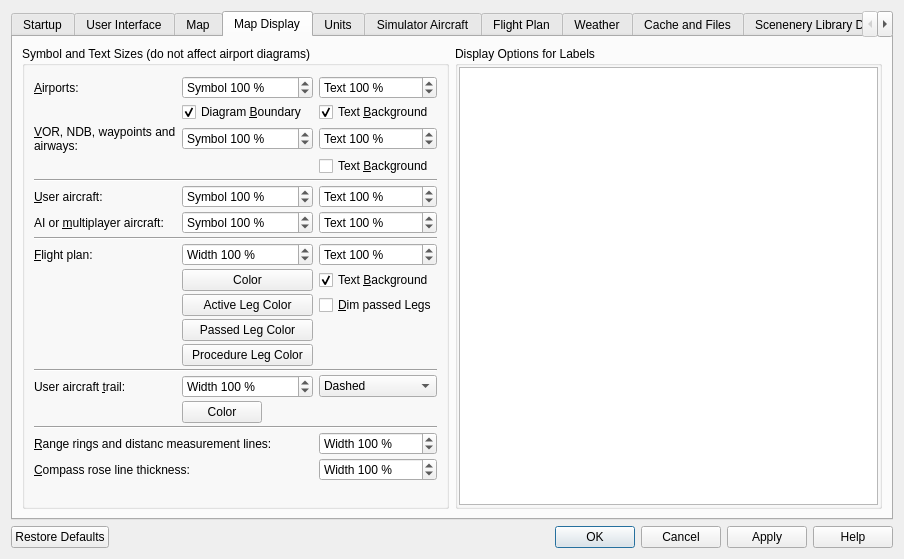
Above: src/options/options.ui from albar965/littlenavmap before the change. Below: the same form after it.
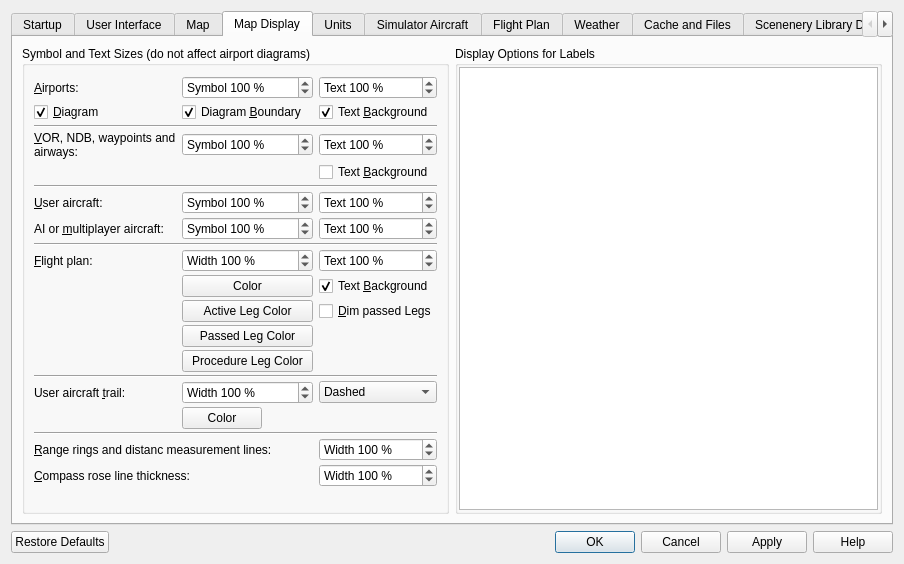
That is the form after the change. The open tabs and pages were chosen to show the change.

Commit message: Added option to disable all airport diagram features except runways for all who like to use the OpenStreetMap background.

The edit to the form file:
```diff
--- a/src/options/options.ui
+++ b/src/options/options.ui
@@ -7,7 +7,7 @@
     <x>0</x>
     <y>0</y>
     <width>904</width>
-    <height>559</height>
+    <height>564</height>
    </rect>
   </property>
   <property name="windowTitle">
@@ -1118,178 +1118,7 @@
           <property name="verticalSpacing">
            <number>2</number>
           </property>
-          <item row="3" column="2">
-           <widget class="QCheckBox" name="checkBoxOptionsMapNavaidText">
-            <property name="toolTip">
-             <string>Draw white background for navaid labels</string>
-            </property>
-            <property name="text">
-             <string>Text &amp;Background</string>
-            </property>
-           </widget>
-          </item>
-          <item row="2" column="2">
-           <widget class="QSpinBox" name="spinBoxOptionsDisplayTextSizeNavaid">
-            <property name="toolTip">
-             <string/>
-            </property>
-            <property name="suffix">
-             <string> %</string>
-            </property>
-            <property name="prefix">
-             <string>Text </string>
-            </property>
-            <property name="minimum">
-             <number>50</number>
-            </property>
-            <property name="maximum">
-             <number>150</number>
-            </property>
-            <property name="singleStep">
-             <number>10</number>
-            </property>
-            <property name="value">
-             <number>100</number>
-            </property>
-           </widget>
-          </item>
-          <item row="6" column="1">
-           <widget class="QSpinBox" name="spinBoxOptionsDisplaySymbolSizeAircraftAi">
-            <property name="toolTip">
-             <string/>
-            </property>
-            <property name="suffix">
-             <string> %</string>
-            </property>
-            <property name="prefix">
-             <string>Symbol </string>
-            </property>
-            <property name="minimum">
-             <number>50</number>
-            </property>
-            <property name="maximum">
-             <number>200</number>
-            </property>
-            <property name="singleStep">
-             <number>10</number>
-            </property>
-            <property name="value">
-             <number>100</number>
-            </property>
-           </widget>
-          </item>
-          <item row="0" column="1">
-           <widget class="QSpinBox" name="spinBoxOptionsDisplaySymbolSizeAirport">
-            <property name="toolTip">
-             <string/>
-            </property>
-            <property name="suffix">
-             <string> %</string>
-            </property>
-            <property name="prefix">
-             <string>Symbol </string>
-            </property>
-            <property name="minimum">
-             <number>50</number>
-            </property>
-            <property name="maximum">
-             <number>200</number>
-            </property>
-            <property name="singleStep">
-             <number>10</number>
-            </property>
-            <property name="value">
-             <number>100</number>
-            </property>
-           </widget>
-          </item>
-          <item row="10" column="1">
-           <widget class="QPushButton" name="pushButtonOptionsDisplayFlightplanActiveColor">
-            <property name="sizePolicy">
-             <sizepolicy hsizetype="Expanding" vsizetype="Fixed">
-              <horstretch>0</horstretch>
-              <verstretch>0</verstretch>
-             </sizepolicy>
-            </property>
-            <property name="toolTip">
-             <string>Color for the active flight plan leg</string>
-            </property>
-            <property name="text">
-             <string>Active Leg Color</string>
-            </property>
-           </widget>
-          </item>
-          <item row="17" column="0">
-           <widget class="QLabel" name="labelOptionsMapSizeTrail">
-            <property name="text">
-             <string>User aircraft &amp;trail:</string>
-            </property>
-            <property name="buddy">
-             <cstring>spinBoxOptionsDisplayThicknessTrail</cstring>
-            </property>
-           </widget>
-          </item>
-          <item row="17" column="2">
-           <widget class="QComboBox" name="comboBoxOptionsDisplayTrailType">
-            <item>
-             <property name="text">
-              <string>Dashed</string>
-             </property>
-            </item>
-            <item>
-             <property name="text">
-              <string>Dotted</string>
-             </property>
-            </item>
-            <item>
-             <property name="text">
-              <string>Solid</string>
-             </property>
-            </item>
-           </widget>
-          </item>
-          <item row="2" column="1">
-           <widget class="QSpinBox" name="spinBoxOptionsDisplaySymbolSizeNavaid">
-            <property name="toolTip">
-             <string/>
-            </property>
-            <property name="suffix">
-             <string> %</string>
-            </property>
-            <property name="prefix">
-             <string>Symbol </string>
-            </property>
-            <property name="minimum">
-             <number>50</number>
-            </property>
-            <property name="maximum">
-             <number>200</number>
-            </property>
-            <property name="singleStep">
-             <number>10</number>
-            </property>
-            <property name="value">
-             <number>100</number>
-            </property>
-           </widget>
-          </item>
-          <item row="18" column="1">
-           <widget class="QPushButton" name="pushButtonOptionsDisplayTrailColor">
-            <property name="sizePolicy">
-             <sizepolicy hsizetype="Fixed" vsizetype="Fixed">
-              <horstretch>0</horstretch>
-              <verstretch>0</verstretch>
-             </sizepolicy>
-            </property>
-            <property name="toolTip">
-             <string>Set color for aircraft trail.</string>
-            </property>
-            <property name="text">
-             <string>Color</string>
-            </property>
-           </widget>
-          </item>
-          <item row="8" column="2">
+          <item row="9" column="2">
            <widget class="QSpinBox" name="spinBoxOptionsDisplayTextSizeFlightplan">
             <property name="toolTip">
              <string/>
@@ -1327,7 +1156,7 @@
             </property>
            </widget>
           </item>
-          <item row="13" column="1">
+          <item row="14" column="1">
            <widget class="QPushButton" name="pushButtonOptionsDisplayFlightplanProcedureColor">
             <property name="sizePolicy">
              <sizepolicy hsizetype="Expanding" vsizetype="Fixed">
@@ -1343,7 +1172,7 @@
             </property>
            </widget>
           </item>
-          <item row="9" column="2">
+          <item row="10" column="2">
            <widget class="QCheckBox" name="checkBoxOptionsMapFlightplanText">
             <property name="toolTip">
              <string>Draw bright yellow background for flight plan labels</string>
@@ -1356,21 +1185,21 @@
             </property>
            </widget>
           </item>
-          <item row="4" column="0" colspan="3">
+          <item row="5" column="0" colspan="3">
            <widget class="Line" name="line_4">
             <property name="orientation">
              <enum>Qt::Horizontal</enum>
             </property>
            </widget>
           </item>
-          <item row="19" column="0" colspan="3">
+          <item row="20" column="0" colspan="3">
            <widget class="Line" name="line_3">
             <property name="orientation">
              <enum>Qt::Horizontal</enum>
             </property>
            </widget>
           </item>
-          <item row="5" column="1">
+          <item row="6" column="1">
            <widget class="QSpinBox" name="spinBoxOptionsDisplaySymbolSizeAircraftUser">
             <property name="toolTip">
              <string/>
@@ -1395,7 +1224,7 @@
             </property>
            </widget>
           </item>
-          <item row="8" column="1">
+          <item row="9" column="1">
            <widget class="QSpinBox" name="spinBoxOptionsDisplayThicknessFlightplan">
             <property name="toolTip">
              <string/>
@@ -1420,14 +1249,14 @@
             </property>
            </widget>
           </item>
-          <item row="7" column="0" colspan="3">
+          <item row="8" column="0" colspan="3">
            <widget class="Line" name="line">
             <property name="orientation">
              <enum>Qt::Horizontal</enum>
             </property>
            </widget>
           </item>
-          <item row="5" column="2">
+          <item row="6" column="2">
            <widget class="QSpinBox" name="spinBoxOptionsDisplayTextSizeAircraftUser">
             <property name="toolTip">
              <string/>
@@ -1452,7 +1281,7 @@
             </property>
            </widget>
           </item>
-          <item row="9" column="1">
+          <item row="10" column="1">
            <widget class="QPushButton" name="pushButtonOptionsDisplayFlightplanColor">
             <property name="sizePolicy">
              <sizepolicy hsizetype="Expanding" vsizetype="Fixed">
@@ -1468,7 +1297,168 @@
             </property>
            </widget>
           </item>
-          <item row="6" column="2">
+          <item row="3" column="2">
+           <widget class="QSpinBox" name="spinBoxOptionsDisplayTextSizeNavaid">
+            <property name="toolTip">
+             <string/>
+            </property>
+            <property name="suffix">
+             <string> %</string>
+            </property>
+            <property name="prefix">
+             <string>Text </string>
+            </property>
+            <property name="minimum">
+             <number>50</number>
+            </property>
+            <property name="maximum">
+             <number>150</number>
+            </property>
+            <property name="singleStep">
+             <number>10</number>
+            </property>
+            <property name="value">
+             <number>100</number>
+            </property>
+           </widget>
+          </item>
+          <item row="7" column="1">
+           <widget class="QSpinBox" name="spinBoxOptionsDisplaySymbolSizeAircraftAi">
+            <property name="toolTip">
+             <string/>
+            </property>
+            <property name="suffix">
+             <string> %</string>
+            </property>
+            <property name="prefix">
+             <string>Symbol </string>
+            </property>
+            <property name="minimum">
+             <number>50</number>
+            </property>
+            <property name="maximum">
+             <number>200</number>
+            </property>
+            <property name="singleStep">
+             <number>10</number>
+            </property>
+            <property name="value">
+             <number>100</number>
+            </property>
+           </widget>
+          </item>
+          <item row="0" column="1">
+           <widget class="QSpinBox" name="spinBoxOptionsDisplaySymbolSizeAirport">
+            <property name="toolTip">
+             <string/>
+            </property>
+            <property name="suffix">
+             <string> %</string>
+            </property>
+            <property name="prefix">
+             <string>Symbol </string>
+            </property>
+            <property name="minimum">
+             <number>50</number>
+            </property>
+            <property name="maximum">
+             <number>200</number>
+            </property>
+            <property name="singleStep">
+             <number>10</number>
+            </property>
+            <property name="value">
+             <number>100</number>
+            </property>
+           </widget>
+          </item>
+          <item row="11" column="1">
+           <widget class="QPushButton" name="pushButtonOptionsDisplayFlightplanActiveColor">
+            <property name="sizePolicy">
+             <sizepolicy hsizetype="Expanding" vsizetype="Fixed">
+              <horstretch>0</horstretch>
+              <verstretch>0</verstretch>
+             </sizepolicy>
+            </property>
+            <property name="toolTip">
+             <string>Color for the active flight plan leg</string>
+            </property>
+            <property name="text">
+             <string>Active Leg Color</string>
+            </property>
+           </widget>
+          </item>
+          <item row="18" column="0">
+           <widget class="QLabel" name="labelOptionsMapSizeTrail">
+            <property name="text">
+             <string>User aircraft &amp;trail:</string>
+            </property>
+            <property name="buddy">
+             <cstring>spinBoxOptionsDisplayThicknessTrail</cstring>
+            </property>
+           </widget>
+          </item>
+          <item row="18" column="2">
+           <widget class="QComboBox" name="comboBoxOptionsDisplayTrailType">
+            <item>
+             <property name="text">
+              <string>Dashed</string>
+             </property>
+            </item>
+            <item>
+             <property name="text">
+              <string>Dotted</string>
+             </property>
+            </item>
+            <item>
+             <property name="text">
+              <string>Solid</string>
+             </property>
+            </item>
+           </widget>
+          </item>
+          <item row="3" column="1">
+           <widget class="QSpinBox" name="spinBoxOptionsDisplaySymbolSizeNavaid">
+            <property name="toolTip">
+             <string/>
+            </property>
+            <property name="suffix">
+             <string> %</string>
+            </property>
+            <property name="prefix">
+             <string>Symbol </string>
+            </property>
+            <property name="minimum">
+             <number>50</number>
+            </property>
+            <property name="maximum">
+             <number>200</number>
+            </property>
+            <property name="singleStep">
+             <number>10</number>
+            </property>
+            <property name="value">
+             <number>100</number>
+            </property>
+           </widget>
+          </item>
+          <item row="19" column="1">
+           <widget class="QPushButton" name="pushButtonOptionsDisplayTrailColor">
+            <property name="sizePolicy">
+             <sizepolicy hsizetype="Fixed" vsizetype="Fixed">
+              <horstretch>0</horstretch>
+              <verstretch>0</verstretch>
+             </sizepolicy>
+            </property>
+            <property name="toolTip">
+             <string>Set color for aircraft trail.</string>
+            </property>
+            <property name="text">
+             <string>Color</string>
+            </property>
+           </widget>
+          </item>
+          <item row="7" column="2">
            <widget class="QSpinBox" name="spinBoxOptionsDisplayTextSizeAircraftAi">
             <property name="toolTip">
              <string/>
@@ -1493,7 +1483,7 @@
             </property>
            </widget>
           </item>
-          <item row="12" column="1">
+          <item row="13" column="1">
            <widget class="QPushButton" name="pushButtonOptionsDisplayFlightplanPassedColor">
             <property name="sizePolicy">
              <sizepolicy hsizetype="Expanding" vsizetype="Fixed">
@@ -1510,7 +1500,7 @@
             </property>
            </widget>
           </item>
-          <item row="17" column="1">
+          <item row="18" column="1">
            <widget class="QSpinBox" name="spinBoxOptionsDisplayThicknessTrail">
             <property name="toolTip">
              <string/>
@@ -1535,7 +1525,7 @@
             </property>
            </widget>
           </item>
-          <item row="8" column="0">
+          <item row="9" column="0">
            <widget class="QLabel" name="labelOptionsMapSizeFlightplan">
             <property name="text">
              <string>&amp;Flight plan:</string>
@@ -1545,7 +1535,7 @@
             </property>
            </widget>
           </item>
-          <item row="2" column="0">
+          <item row="3" column="0">
            <widget class="QLabel" name="labelOptionsMapSizeNavaid">
             <property name="text">
              <string>&amp;VOR, NDB, waypoints and
@@ -1556,7 +1546,7 @@
             </property>
            </widget>
           </item>
-          <item row="10" column="2">
+          <item row="11" column="2">
            <widget class="QCheckBox" name="checkBoxOptionsMapFlightplanDimPassed">
             <property name="toolTip">
              <string>Draw already flown legs in a different color and hide waypoint texts to unclutter the map.
@@ -1580,7 +1570,7 @@
             </property>
            </widget>
           </item>
-          <item row="6" column="0">
+          <item row="7" column="0">
            <widget class="QLabel" name="labelOptionsMapSizeAircraftAi">
             <property name="text">
              <string>AI or &amp;multiplayer aircraft:</string>
@@ -1603,7 +1593,7 @@
             </property>
            </widget>
           </item>
-          <item row="5" column="0">
+          <item row="6" column="0">
            <widget class="QLabel" name="labelOptionsMapSizeAircraftUser">
             <property name="text">
              <string>&amp;User aircraft:</string>
@@ -1613,6 +1603,16 @@
             </property>
            </widget>
           </item>
+          <item row="4" column="2">
+           <widget class="QCheckBox" name="checkBoxOptionsMapNavaidText">
+            <property name="toolTip">
+             <string>Draw white background for navaid labels</string>
+            </property>
+            <property name="text">
+             <string>Text &amp;Background</string>
+            </property>
+           </widget>
+          </item>
           <item row="0" column="2">
            <widget class="QSpinBox" name="spinBoxOptionsDisplayTextSizeAirport">
             <property name="toolTip">
@@ -1638,14 +1638,14 @@
             </property>
            </widget>
           </item>
-          <item row="14" column="0" colspan="3">
+          <item row="15" column="0" colspan="3">
            <widget class="Line" name="line_2">
             <property name="orientation">
              <enum>Qt::Horizontal</enum>
             </property>
            </widget>
           </item>
-          <item row="20" column="2">
+          <item row="21" column="2">
            <widget class="QSpinBox" name="spinBoxOptionsDisplayThicknessRangeDistance">
             <property name="toolTip">
              <string>Thickness of the range ring and distance measurment lines</string>
@@ -1670,7 +1670,7 @@
             </property>
            </widget>
           </item>
-          <item row="21" column="2">
+          <item row="22" column="2">
            <widget class="QSpinBox" name="spinBoxOptionsDisplayThicknessCompassRose">
             <property name="toolTip">
              <string/>
@@ -1695,7 +1695,7 @@
             </property>
            </widget>
           </item>
-          <item row="20" column="0" colspan="2">
+          <item row="21" column="0" colspan="2">
            <widget class="QLabel" name="labelOptionsMapSizeRangeDistance">
             <property name="text">
              <string>&amp;Range rings and distanc measurement lines:</string>
@@ -1705,7 +1705,7 @@
             </property>
            </widget>
           </item>
-          <item row="21" column="0" colspan="2">
+          <item row="22" column="0" colspan="2">
            <widget class="QLabel" name="labelOptionsMapSizeRangeDistance_2">
             <property name="toolTip">
              <string>Thickness of the compass rose lines</string>
@@ -1718,6 +1718,27 @@
             </property>
            </widget>
           </item>
+          <item row="2" column="0" colspan="3">
+           <widget class="Line" name="line_5">
+            <property name="orientation">
+             <enum>Qt::Horizontal</enum>
+            </property>
+           </widget>
+          </item>
+          <item row="1" column="0">
+           <widget class="QCheckBox" name="checkBoxOptionsMapAirportDiagram">
+            <property name="toolTip">
+             <string>Draw airport diagrams. 
+Parking, aprons, taxiways, fuel and tower positions will be omitted if not selected.</string>
+            </property>
+            <property name="text">
+             <string>&amp;Diagram</string>
+            </property>
+            <property name="checked">
+             <bool>true</bool>
+            </property>
+           </widget>
+          </item>
          </layout>
         </widget>
        </item>
```
The commit also changes 4 other files.
